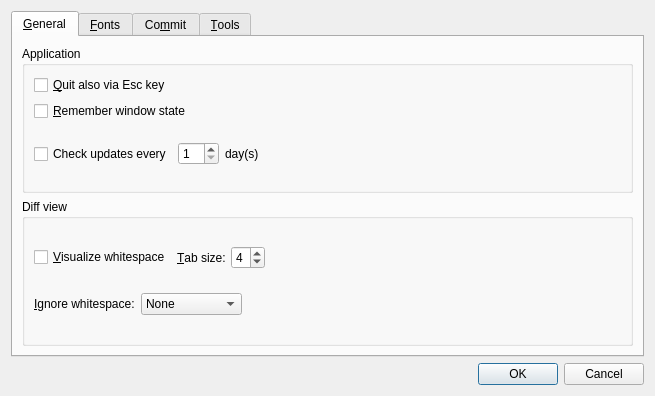
Old version of the form qgitc/preferences.ui in the repository timxx/qgitc.
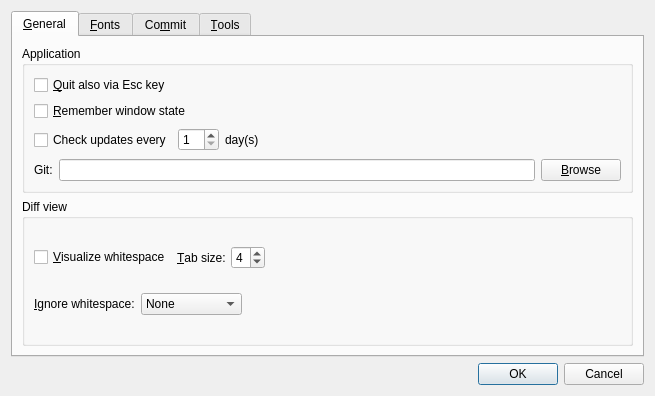
New version of the form. Custom widgets are drawn as their Qt base class.

Patch:
```diff
--- a/qgitc/preferences.ui
+++ b/qgitc/preferences.ui
@@ -82,6 +82,27 @@
             </item>
            </layout>
           </item>
+          <item>
+           <layout class="QHBoxLayout" name="horizontalLayout_9">
+            <item>
+             <widget class="QLabel" name="label_15">
+              <property name="text">
+               <string>Git:</string>
+              </property>
+             </widget>
+            </item>
+            <item>
+             <widget class="QLineEdit" name="leGitPath"/>
+            </item>
+            <item>
+             <widget class="QPushButton" name="btnChooseGit">
+              <property name="text">
+               <string>&amp;Browse</string>
+              </property>
+             </widget>
+            </item>
+           </layout>
+          </item>
          </layout>
         </widget>
        </item>
```
